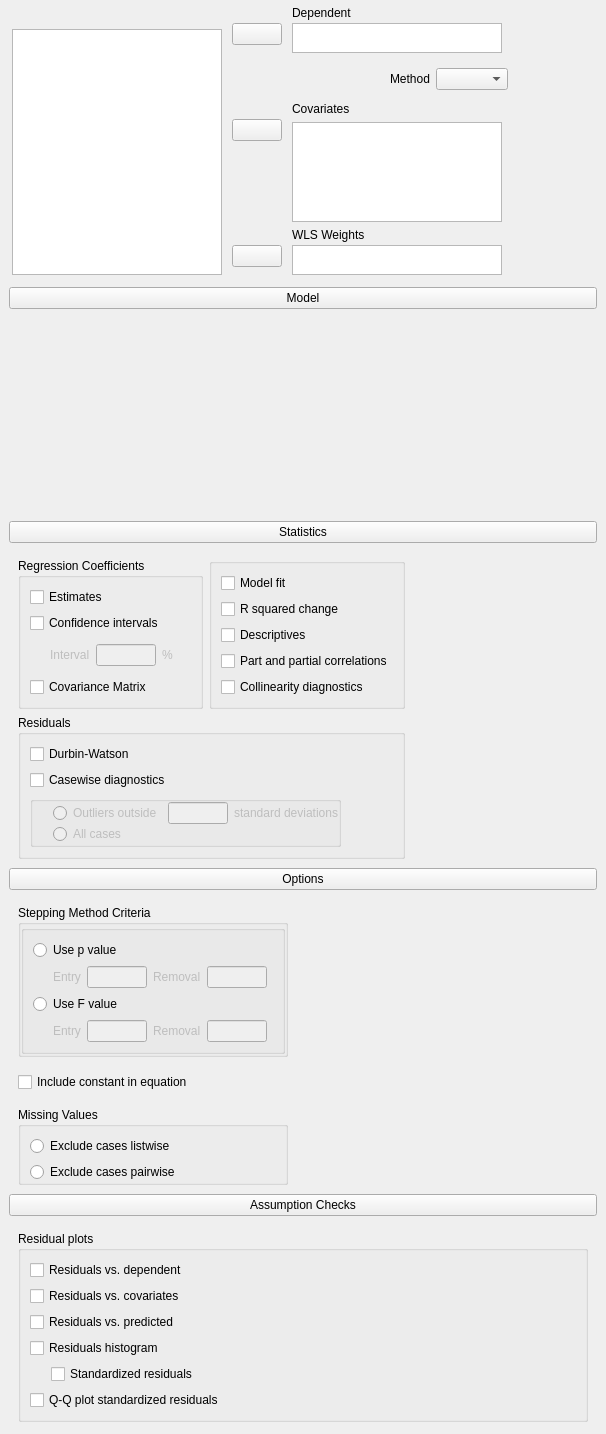
The window that JASP-Desktop/analysisforms/regressionlinearform.ui (jasp-stats/jasp-desktop) describes before a commit, drawn with Qt 5.
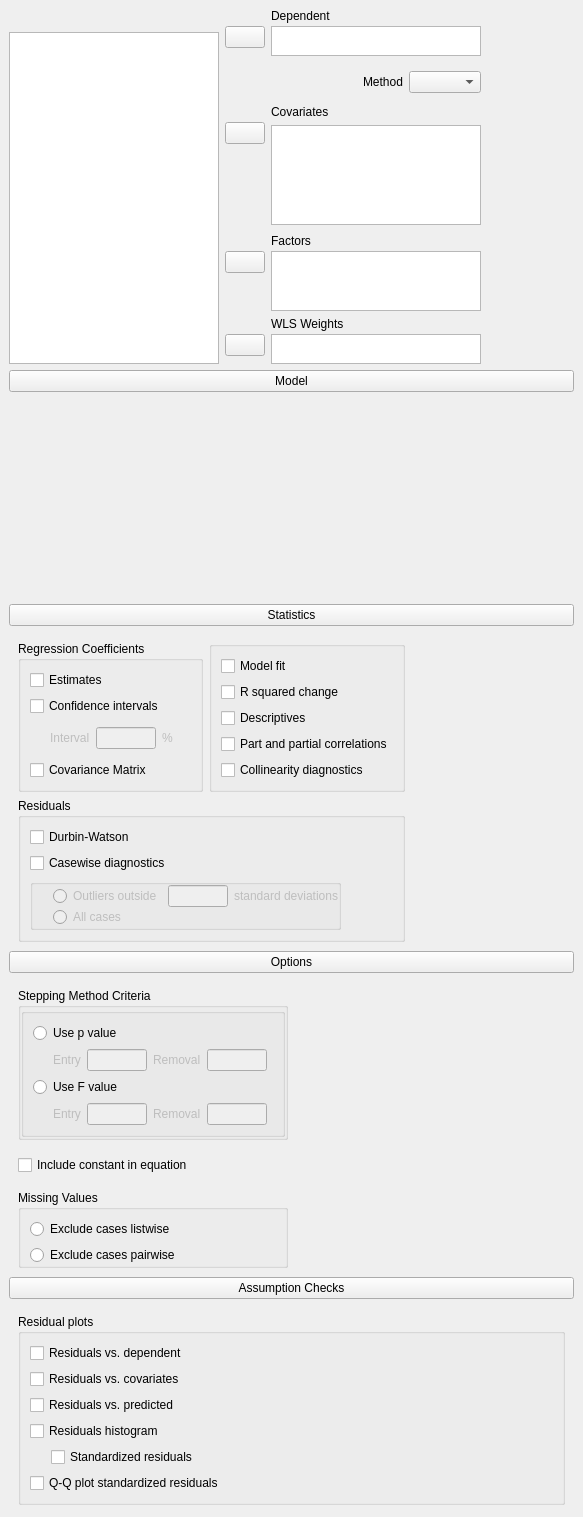
The same window after the commit. Custom widgets are drawn as their Qt base class.

Commit message:
C Linear Regression: Added factors
closes #902

The edit to the form file:
```diff
--- a/JASP-Desktop/analysisforms/regressionlinearform.ui
+++ b/JASP-Desktop/analysisforms/regressionlinearform.ui
@@ -6,8 +6,8 @@
    <rect>
     <x>0</x>
     <y>0</y>
-    <width>606</width>
-    <height>1252</height>
+    <width>583</width>
+    <height>1508</height>
    </rect>
   </property>
   <property name="windowTitle">
@@ -37,21 +37,15 @@
        <verstretch>0</verstretch>
       </sizepolicy>
      </property>
-     <layout class="QGridLayout" name="gridLayout_4">
-      <property name="leftMargin">
-       <number>12</number>
-      </property>
-      <property name="topMargin">
-       <number>6</number>
-      </property>
-      <property name="rightMargin">
-       <number>12</number>
+     <layout class="QGridLayout">
+      <property name="bottomMargin">
+       <number>3</number>
       </property>
       <property name="verticalSpacing">
        <number>3</number>
       </property>
-      <item row="4" column="1">
-       <widget class="QWidget" name="wlsWeightsContainer" native="true">
+      <item row="0" column="1" rowspan="2" colspan="2">
+       <widget class="QWidget" name="widget" native="true">
         <property name="sizePolicy">
          <sizepolicy hsizetype="Preferred" vsizetype="Preferred">
           <horstretch>0</horstretch>
@@ -64,7 +58,7 @@
           <height>100</height>
          </size>
         </property>
-        <layout class="QGridLayout" name="gridLayout_2">
+        <layout class="QGridLayout" name="gridLayout">
          <property name="leftMargin">
           <number>0</number>
          </property>
@@ -75,16 +69,16 @@
           <number>0</number>
          </property>
          <property name="bottomMargin">
-          <number>0</number>
+          <number>3</number>
          </property>
          <property name="verticalSpacing">
           <number>3</number>
          </property>
          <item row="0" column="0">
-          <widget class="QWidget" name="widget_11" native="true"/>
+          <widget class="QWidget" name="widget_9" native="true"/>
          </item>
          <item row="1" column="0">
-          <widget class="AssignButton" name="buttonAssignWlsWeights">
+          <widget class="AssignButton" name="buttonAssignDependent">
            <property name="maximumSize">
             <size>
              <width>50</width>
@@ -97,7 +91,7 @@
           </widget>
          </item>
          <item row="1" column="1" rowspan="2">
-          <widget class="BoundListView" name="wlsWeights">
+          <widget class="BoundListView" name="dependent">
            <property name="sizePolicy">
             <sizepolicy hsizetype="Maximum" vsizetype="Expanding">
              <horstretch>0</horstretch>
@@ -116,26 +110,16 @@
           </widget>
          </item>
          <item row="0" column="1">
-          <widget class="QLabel" name="label_5">
+          <widget class="QLabel" name="label_3">
            <property name="text">
-            <string>WLS Weights</string>
+            <string>Dependent</string>
            </property>
           </widget>
          </item>
         </layout>
        </widget>
       </item>
-      <item row="0" column="0">
-       <widget class="QWidget" name="widget_2" native="true">
-        <property name="maximumSize">
-         <size>
-          <width>16777215</width>
-          <height>20</height>
-         </size>
-        </property>
-       </widget>
-      </item>
-      <item row="3" column="1">
+      <item row="3" column="1" colspan="2">
        <widget class="QWidget" name="widget_6" native="true">
         <property name="sizePolicy">
          <sizepolicy hsizetype="Preferred" vsizetype="Preferred">
@@ -154,7 +138,7 @@
           <number>0</number>
          </property>
          <property name="bottomMargin">
-          <number>0</number>
+          <number>3</number>
          </property>
          <property name="verticalSpacing">
           <number>3</number>
@@ -220,101 +204,17 @@
         </layout>
        </widget>
       </item>
-      <item row="0" column="1" rowspan="2">
-       <widget class="QWidget" name="widget" native="true">
-        <property name="sizePolicy">
-         <sizepolicy hsizetype="Preferred" vsizetype="Preferred">
-          <horstretch>0</horstretch>
-          <verstretch>0</verstretch>
-         </sizepolicy>
-        </property>
+      <item row="0" column="0">
+       <widget class="QWidget" name="widget_2" native="true">
         <property name="maximumSize">
          <size>
           <width>16777215</width>
-          <height>100</height>
+          <height>20</height>
          </size>
         </property>
-        <layout class="QGridLayout" name="gridLayout">
-         <property name="leftMargin">
-          <number>0</number>
-         </property>
-         <property name="topMargin">
-          <number>0</number>
-         </property>
-         <property name="rightMargin">
-          <number>0</number>
-         </property>
-         <property name="bottomMargin">
-          <number>3</number>
-         </property>
-         <property name="verticalSpacing">
-          <number>3</number>
-         </property>
-         <item row="0" column="0">
-          <widget class="QWidget" name="widget_9" native="true"/>
-         </item>
-         <item row="1" column="0">
-          <widget class="AssignButton" name="buttonAssignDependent">
-           <property name="maximumSize">
-            <size>
-             <width>50</width>
-             <height>16777215</height>
-            </size>
-           </property>
-           <property name="text">
-            <string/>
-           </property>
-          </widget>
-         </item>
-         <item row="1" column="1" rowspan="2">
-          <widget class="BoundListView" name="dependent">
-           <property name="sizePolicy">
-            <sizepolicy hsizetype="Maximum" vsizetype="Expanding">
-             <horstretch>0</horstretch>
-             <verstretch>0</verstretch>
-            </sizepolicy>
-           </property>
-           <property name="maximumSize">
-            <size>
-             <width>210</width>
-             <height>30</height>
-            </size>
-           </property>
-           <property name="selectionMode">
-            <enum>QAbstractItemView::ExtendedSelection</enum>
-           </property>
-          </widget>
-         </item>
-         <item row="0" column="1">
-          <widget class="QLabel" name="label_3">
-           <property name="text">
-            <string>Dependent</string>
-           </property>
-          </widget>
-         </item>
-        </layout>
        </widget>
       </item>
-      <item row="1" column="0" rowspan="4">
-       <widget class="AvailableFieldsListView" name="listAvailableFields">
-        <property name="sizePolicy">
-         <sizepolicy hsizetype="Fixed" vsizetype="Expanding">
-          <horstretch>0</horstretch>
-          <verstretch>0</verstretch>
-         </sizepolicy>
-        </property>
-        <property name="maximumSize">
-         <size>
-          <width>210</width>
-          <height>16777215</height>
-         </size>
-        </property>
-        <property name="selectionMode">
-         <enum>QAbstractItemView::ExtendedSelection</enum>
-        </property>
-       </widget>
-      </item>
-      <item row="2" column="1">
+      <item row="2" column="1" colspan="2">
        <widget class="QWidget" name="widget_5" native="true">
         <layout class="QGridLayout" name="gridLayout_22">
          <property name="leftMargin">
@@ -353,6 +253,179 @@
         </layout>
        </widget>
       </item>
+      <item row="5" column="1" rowspan="2" colspan="2">
+       <widget class="QWidget" name="wlsWeightsContainer" native="true">
+        <property name="sizePolicy">
+         <sizepolicy hsizetype="Preferred" vsizetype="Preferred">
+          <horstretch>0</horstretch>
+          <verstretch>0</verstretch>
+         </sizepolicy>
+        </property>
+        <property name="maximumSize">
+         <size>
+          <width>16777215</width>
+          <height>100</height>
+         </size>
+        </property>
+        <layout class="QGridLayout" name="gridLayout_2">
+         <property name="leftMargin">
+          <number>0</number>
+         </property>
+         <property name="topMargin">
+          <number>0</number>
+         </property>
+         <property name="rightMargin">
+          <number>0</number>
+         </property>
+         <property name="bottomMargin">
+          <number>0</number>
+         </property>
+         <property name="verticalSpacing">
+          <number>3</number>
+         </property>
+         <item row="0" column="0">
+          <widget class="QWidget" name="widget_11" native="true"/>
+         </item>
+         <item row="1" column="0">
+          <widget class="AssignButton" name="buttonAssignWlsWeights">
+           <property name="maximumSize">
+            <size>
+             <width>50</width>
+             <height>16777215</height>
+            </size>
+           </property>
+           <property name="text">
+            <string/>
+           </property>
+          </widget>
+         </item>
+         <item row="1" column="1" rowspan="2">
+          <widget class="BoundListView" name="wlsWeights">
+           <property name="sizePolicy">
+            <sizepolicy hsizetype="Maximum" vsizetype="Expanding">
+             <horstretch>0</horstretch>
+             <verstretch>0</verstretch>
+            </sizepolicy>
+           </property>
+           <property name="maximumSize">
+            <size>
+             <width>210</width>
+             <height>30</height>
+            </size>
+           </property>
+           <property name="selectionMode">
+            <enum>QAbstractItemView::ExtendedSelection</enum>
+           </property>
+          </widget>
+         </item>
+         <item row="0" column="1">
+          <widget class="QLabel" name="label_5">
+           <property name="text">
+            <string>WLS Weights</string>
+           </property>
+          </widget>
+         </item>
+        </layout>
+       </widget>
+      </item>
+      <item row="1" column="0" rowspan="6">
+       <widget class="AvailableFieldsListView" name="listAvailableFields">
+        <property name="sizePolicy">
+         <sizepolicy hsizetype="Fixed" vsizetype="Expanding">
+          <horstretch>0</horstretch>
+          <verstretch>0</verstretch>
+         </sizepolicy>
+        </property>
+        <property name="maximumSize">
+         <size>
+          <width>210</width>
+          <height>16777215</height>
+         </size>
+        </property>
+        <property name="selectionMode">
+         <enum>QAbstractItemView::ExtendedSelection</enum>
+        </property>
+       </widget>
+      </item>
+      <item row="4" column="1" colspan="2">
+       <widget class="QWidget" name="widget_12" native="true">
+        <property name="sizePolicy">
+         <sizepolicy hsizetype="Preferred" vsizetype="Preferred">
+          <horstretch>0</horstretch>
+          <verstretch>0</verstretch>
+         </sizepolicy>
+        </property>
+        <layout class="QGridLayout" name="gridLayout_4">
+         <property name="leftMargin">
+          <number>0</number>
+         </property>
+         <property name="topMargin">
+          <number>0</number>
+         </property>
+         <property name="rightMargin">
+          <number>0</number>
+         </property>
+         <property name="bottomMargin">
+          <number>3</number>
+         </property>
+         <property name="verticalSpacing">
+          <number>3</number>
+         </property>
+         <item row="0" column="0">
+          <widget class="QWidget" name="widget_13" native="true"/>
+         </item>
+         <item row="1" column="1" rowspan="2">
+          <widget class="BoundListView" name="factors">
+           <property name="minimumSize">
+            <size>
+             <width>0</width>
+             <height>20</height>
+            </size>
+           </property>
+           <property name="maximumSize">
+            <size>
+             <width>210</width>
+             <height>60</height>
+            </size>
+           </property>
+           <property name="editTriggers">
+            <set>QAbstractItemView::AllEditTriggers</set>
+           </property>
+           <property name="selectionMode">
+            <enum>QAbstractItemView::ExtendedSelection</enum>
+           </property>
+          </widget>
+         </item>
+         <item row="2" column="0">
+          <spacer name="verticalSpacer_4">
+           <property name="orientation">
+            <enum>Qt::Vertical</enum>
+           </property>
+          </spacer>
+         </item>
+         <item row="0" column="1">
+          <widget class="QLabel" name="label_13">
+           <property name="text">
+            <string>Factors</string>
+           </property>
+          </widget>
+         </item>
+         <item row="1" column="0">
+          <widget class="AssignButton" name="buttonAssignFactors">
+           <property name="maximumSize">
+            <size>
+             <width>50</width>
+             <height>16777215</height>
+            </size>
+           </property>
+           <property name="text">
+            <string/>
+           </property>
+          </widget>
+         </item>
+        </layout>
+       </widget>
+      </item>
      </layout>
     </widget>
    </item>
```
Left out of the diff: 2 changed lines with no effect on the pictures. The commit also changes 3 other files.
